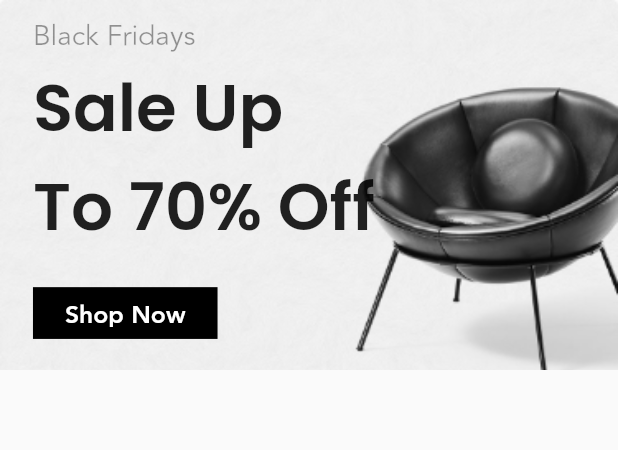
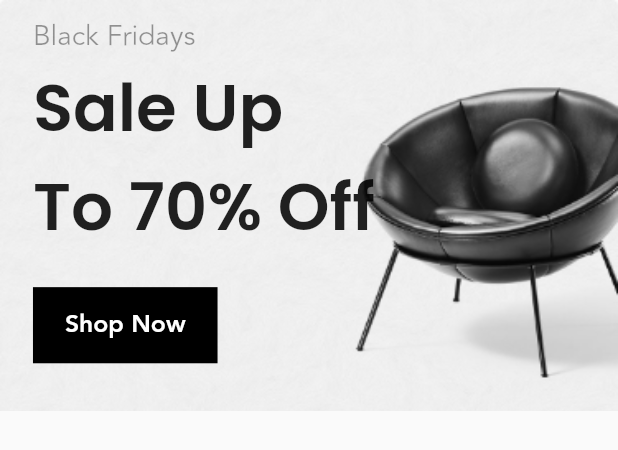
Before and after one commit to sasukeamjed/ui_store_design, a Flutter app: the HomeUpperHeader widget shown alone on an empty page, opened directly, on a phone screen of 412 x 824 dp. Shown: the top 450 px of the screen. Run offline on Flutter 3.47's test engine with Material 2 defaults, Android fonts, the phone set to English and light mode, and no system bars; our stand-ins replace auto_size_text, dotted_border, flutter_screenutil, flutter_svg; project files that could hold a hidden picture were left out.

Commit message:
trying to figure out how to make a responsive layout for diffrent screen sizes

```diff
--- a/lib/screens/home_screen/componenets/home_upper_header.dart
+++ b/lib/screens/home_screen/componenets/home_upper_header.dart
@@ -11,7 +11,7 @@ class HomeUpperHeader extends StatelessWidget {
   Widget build(BuildContext context) {
     return Container(
       width: double.infinity,
-      height: 243.h,
+      height: 270.h,
       decoration: BoxDecoration(
         image: DecorationImage(
           alignment: Alignment.topCenter,
@@ -55,7 +55,7 @@ class HomeUpperHeader extends StatelessWidget {
             padding: EdgeInsets.only(left: 20.w),
             child: SizedBox(
               width: 112.w,
-              height: 34.h,
+              height: 50.h,
               child: TextButton(
                 child: Text(
                   "Shop Now",
--- a/lib/screens/home_screen/componenets/new_arrivals.dart
+++ b/lib/screens/home_screen/componenets/new_arrivals.dart
@@ -40,7 +40,7 @@ class NewArrivalsSection extends StatelessWidget {
             height: 10.h,
           ),
           SizedBox(
-            height: 200.h,
+            height: 220.h,
             child: ListView.builder(
               shrinkWrap: true,
               scrollDirection: Axis.horizontal,
```
